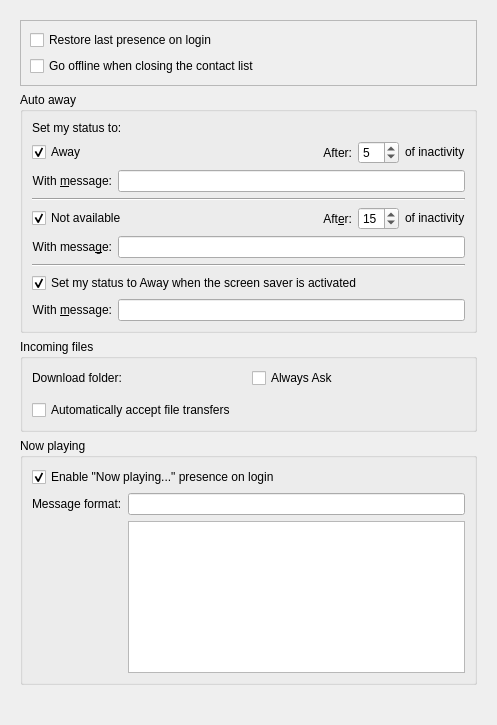
This is config/telepathy-kded-config.ui in KDE/ktp-kded-module as Qt 5 draws it before an edit. The edited form follows.
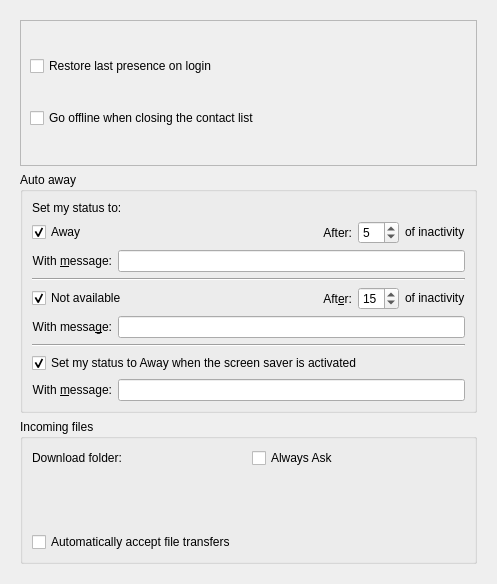
This is the edited form. Custom widgets are drawn as their Qt base class.

Commit message: Independent account presences. Activities support. Make unit testing compile. Implement status message parser with Now Playing. Status message parser unit testing. REVIEW: 130192 FEATURE: 284517 FEATURE: 293443 FEATURE: 294940 BUG: 297924 BUG: 334542

Patch:
```diff
--- a/config/telepathy-kded-config.ui
+++ b/config/telepathy-kded-config.ui
@@ -7,7 +7,7 @@
     <x>0</x>
     <y>0</y>
     <width>497</width>
-    <height>725</height>
+    <height>584</height>
    </rect>
   </property>
   <layout class="QVBoxLayout" name="verticalLayout_3">
@@ -24,8 +24,8 @@
        <rect>
         <x>0</x>
         <y>0</y>
-        <width>479</width>
-        <height>707</height>
+        <width>485</width>
+        <height>572</height>
        </rect>
       </property>
       <layout class="QVBoxLayout" name="verticalLayout">
@@ -122,6 +122,9 @@
                 <property name="suffix">
                  <string/>
                 </property>
+                <property name="minimum">
+                 <number>1</number>
+                </property>
                 <property name="value">
                  <number>5</number>
                 </property>
@@ -221,6 +224,9 @@
                 <property name="suffix">
                  <string/>
                 </property>
+                <property name="minimum">
+                 <number>1</number>
+                </property>
                 <property name="value">
                  <number>15</number>
                 </property>
@@ -377,65 +383,6 @@
          </layout>
         </widget>
        </item>
-       <item>
-        <widget class="QGroupBox" name="nowPlayingGroupBox">
-         <property name="title">
-          <string>Now playing</string>
-         </property>
-         <property name="flat">
-          <bool>false</bool>
-         </property>
-         <layout class="QGridLayout" name="gridLayout_5">
-          <item row="0" column="0">
-           <widget class="QCheckBox" name="m_nowPlayingCheckBox">
-            <property name="text">
-             <string>Enable &quot;Now playing...&quot; presence on login</string>
-            </property>
-            <property name="checked">
-             <bool>true</bool>
-            </property>
-           </widget>
-          </item>
-          <item row="1" column="0">
-           <layout class="QFormLayout" name="nowPlayingMessageFormatLayout">
-            <item row="0" column="0">
-             <widget class="QLabel" name="message_format_label">
-              <property name="text">
-               <string>Message format:</string>
-              </property>
-             </widget>
-            </item>
-            <item row="0" column="1">
-             <widget class="NowPlayingLineEdit" name="m_nowPlayingText">
-              <property name="text">
-               <string/>
-              </property>
-             </widget>
-            </item>
-            <item row="1" column="1">
-             <widget class="NowPlayingListWidget" name="m_tagListWidget"/>
-            </item>
-           </layout>
-          </item>
-         </layout>
-        </widget>
-       </item>
-       <item>
-        <spacer name="verticalSpacer_5">
-         <property name="orientation">
-          <enum>Qt::Vertical</enum>
-         </property>
-         <property name="sizeType">
-          <enum>QSizePolicy::MinimumExpanding</enum>
-         </property>
-         <property name="sizeHint" stdset="0">
-          <size>
-           <width>20</width>
-           <height>20</height>
-          </size>
-         </property>
-        </spacer>
-       </item>
       </layout>
      </widget>
     </widget>
@@ -445,20 +392,10 @@
  <customwidgets>
   <customwidget>
    <class>KUrlRequester</class>
-   <extends>QFrame</extends>
+   <extends>QWidget</extends>
    <header>kurlrequester.h</header>
    <container>1</container>
   </customwidget>
-  <customwidget>
-   <class>NowPlayingLineEdit</class>
-   <extends>QLineEdit</extends>
-   <header>nowplaying-lineedit.h</header>
-  </customwidget>
-  <customwidget>
-   <class>NowPlayingListWidget</class>
-   <extends>QListWidget</extends>
-   <header>nowplaying-listwidget.h</header>
-  </customwidget>
  </customwidgets>
  <resources/>
  <connections/>
```
The commit also changes 29 other files.
